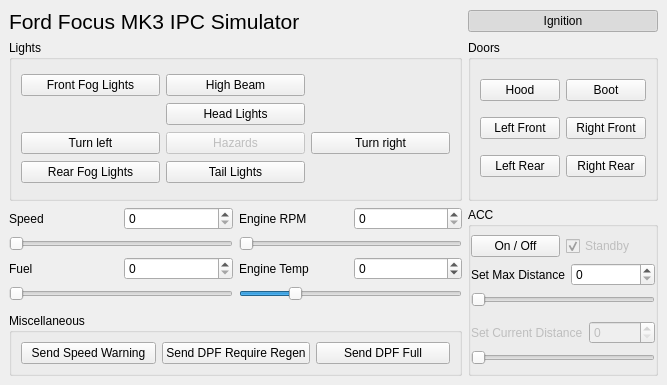
The window that formcar.ui (bigunclemax/FocusIPCCtrl) describes before a commit, drawn with Qt 5.
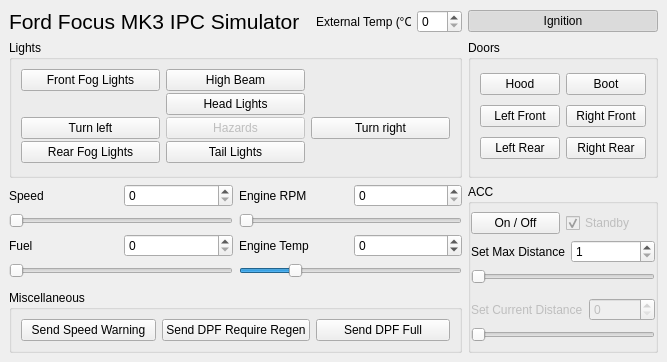
The same window after the commit.

Commit message: [fix] acc status

The edit to the form file:
```diff
--- a/formcar.ui
+++ b/formcar.ui
@@ -7,7 +7,7 @@
     <x>0</x>
     <y>0</y>
     <width>667</width>
-    <height>385</height>
+    <height>362</height>
    </rect>
   </property>
   <property name="windowTitle">
@@ -26,84 +26,252 @@
    <property name="bottomMargin">
     <number>9</number>
    </property>
-   <item row="3" column="0">
-    <layout class="QHBoxLayout" name="fuelEngineTempBox">
-     <item>
-      <layout class="QVBoxLayout" name="fuelLayout">
-       <item>
-        <layout class="QHBoxLayout" name="sub_fuelLayout">
-         <item>
-          <widget class="QLabel" name="fuelLabel">
-           <property name="text">
-            <string>Fuel</string>
-           </property>
-          </widget>
-         </item>
-         <item>
-          <widget class="QSpinBox" name="spinBox_Fuel">
-           <property name="maximum">
-            <number>100</number>
-           </property>
-          </widget>
-         </item>
-        </layout>
-       </item>
-       <item>
-        <widget class="QSlider" name="horizontalSlider_Fuel">
-         <property name="maximum">
-          <number>100</number>
-         </property>
-         <property name="singleStep">
-          <number>1</number>
-         </property>
-         <property name="orientation">
-          <enum>Qt::Horizontal</enum>
-         </property>
-        </widget>
-       </item>
-      </layout>
-     </item>
-     <item>
-      <layout class="QVBoxLayout" name="engineTempLayout">
-       <item>
-        <layout class="QHBoxLayout" name="sub_engineTempLayout">
-         <item>
-          <widget class="QLabel" name="engineTempLabel">
-           <property name="text">
-            <string>Engine Temp</string>
-           </property>
-          </widget>
-         </item>
-         <item>
-          <widget class="QSpinBox" name="spinBox_Temp">
-           <property name="minimum">
-            <number>-60</number>
-           </property>
-           <property name="maximum">
-            <number>195</number>
-           </property>
-          </widget>
-         </item>
-        </layout>
-       </item>
-       <item>
-        <widget class="QSlider" name="horizontalSlider_EngTemp">
-         <property name="minimum">
-          <number>-60</number>
-         </property>
-         <property name="maximum">
-          <number>195</number>
-         </property>
-         <property name="orientation">
-          <enum>Qt::Horizontal</enum>
-         </property>
-        </widget>
-       </item>
-      </layout>
-     </item>
-    </layout>
+   <item row="5" column="3" rowspan="4">
+    <widget class="QGroupBox" name="accBox">
+     <property name="title">
+      <string>ACC</string>
+     </property>
+     <layout class="QVBoxLayout" name="accLayout">
+      <property name="spacing">
+       <number>6</number>
+      </property>
+      <property name="leftMargin">
+       <number>0</number>
+      </property>
+      <property name="topMargin">
+       <number>0</number>
+      </property>
+      <property name="rightMargin">
+       <number>0</number>
+      </property>
+      <property name="bottomMargin">
+       <number>0</number>
+      </property>
+      <item>
+       <layout class="QVBoxLayout" name="accMaxDistanceVLayout">
+        <item>
+         <layout class="QHBoxLayout" name="accOnStandbyLayout">
+          <item>
+           <widget class="QPushButton" name="pushButton_accStatus">
+            <property name="text">
+             <string>On / Off</string>
+            </property>
+            <property name="checkable">
+             <bool>true</bool>
+            </property>
+            <property name="checked">
+             <bool>false</bool>
+            </property>
+           </widget>
+          </item>
+          <item>
+           <widget class="QCheckBox" name="checkBox_accStandby">
+            <property name="enabled">
+             <bool>false</bool>
+            </property>
+            <property name="text">
+             <string>Standby</string>
+            </property>
+            <property name="checked">
+             <bool>true</bool>
+            </property>
+           </widget>
+          </item>
+         </layout>
+        </item>
+        <item>
+         <layout class="QHBoxLayout" name="accMaxDistanceLayout">
+          <item>
+           <widget class="QLabel" name="accMaxDistanceLabel">
+            <property name="text">
+             <string>Set Max Distance</string>
+            </property>
+           </widget>
+          </item>
+          <item>
+           <widget class="QSpinBox" name="spinBox_accMaxDistance">
+            <property name="enabled">
+             <bool>true</bool>
+            </property>
+            <property name="minimum">
+             <number>1</number>
+            </property>
+            <property name="maximum">
+             <number>5</number>
+            </property>
+           </widget>
+          </item>
+         </layout>
+        </item>
+        <item>
+         <widget class="QSlider" name="horizontalSlider_accMaxDistance">
+          <property name="sizePolicy">
+           <sizepolicy hsizetype="Expanding" vsizetype="Fixed">
+            <horstretch>0</horstretch>
+            <verstretch>0</verstretch>
+           </sizepolicy>
+          </property>
+          <property name="minimumSize">
+           <size>
+            <width>0</width>
+            <height>0</height>
+           </size>
+          </property>
+          <property name="maximumSize">
+           <size>
+            <width>16777215</width>
+            <height>16777215</height>
+           </size>
+          </property>
+          <property name="whatsThis">
+           <string/>
+          </property>
+          <property name="accessibleDescription">
+           <string/>
+          </property>
+          <property name="minimum">
+           <number>1</number>
+          </property>
+          <property name="maximum">
+           <number>5</number>
+          </property>
+          <property name="pageStep">
+           <number>10</number>
+          </property>
+          <property name="value">
+           <number>1</number>
+          </property>
+          <property name="sliderPosition">
+           <number>1</number>
+          </property>
+          <property name="orientation">
+           <enum>Qt::Horizontal</enum>
+          </property>
+          <property name="tickInterval">
+           <number>0</number>
+          </property>
+         </widget>
+        </item>
+       </layout>
+      </item>
+      <item>
+       <layout class="QVBoxLayout" name="accCurrentDistanceVLayout">
+        <item>
+         <layout class="QHBoxLayout" name="accCurrentDistanceLayout">
+          <item>
+           <widget class="QLabel" name="accCurrentDistanceLabel">
+            <property name="enabled">
+             <bool>false</bool>
+            </property>
+            <property name="text">
+             <string>Set Current Distance</string>
+            </property>
+           </widget>
+          </item>
+          <item>
+           <widget class="QSpinBox" name="spinBox_accCurrentDistance">
+            <property name="enabled">
+             <bool>false</bool>
+            </property>
+            <property name="maximum">
+             <number>8</number>
+            </property>
+           </widget>
+          </item>
+         </layout>
+        </item>
+        <item>
+         <widget class="QSlider" name="horizontalSlider_accCurrentDistance">
+          <property name="enabled">
+           <bool>false</bool>
+          </property>
+          <property name="maximum">
+           <number>8</number>
+          </property>
+          <property name="pageStep">
+           <number>10</number>
+          </property>
+          <property name="sliderPosition">
+           <number>0</number>
+          </property>
+          <property name="orientation">
+           <enum>Qt::Horizontal</enum>
+          </property>
+         </widget>
+        </item>
+       </layout>
+      </item>
+     </layout>
+    </widget>
    </item>
-   <item row="2" column="0">
+   <item row="8" column="0" colspan="3">
+    <widget class="QGroupBox" name="groupBox">
+     <property name="title">
+      <string>Miscellaneous</string>
+     </property>
+     <property name="checkable">
+      <bool>false</bool>
+     </property>
+     <layout class="QHBoxLayout" name="horizontalLayout">
+      <item>
+       <widget class="QPushButton" name="pushButton_speedWarning">
+        <property name="text">
+         <string>Send Speed Warning</string>
+        </property>
+        <property name="checkable">
+         <bool>true</bool>
+        </property>
+       </widget>
+      </item>
+      <item>
+       <widget class="QPushButton" name="pushButton_dpfRegen">
+        <property name="text">
+         <string>Send DPF Require Regen</string>
+        </property>
+        <property name="checkable">
+         <bool>true</bool>
+        </property>
+       </widget>
+      </item>
+      <item>
+       <widget class="QPushButton" name="pushButton_dpfFull">
+        <property name="text">
+         <string>Send DPF Full</string>
+        </property>
+        <property name="checkable">
+         <bool>true</bool>
+        </property>
+       </widget>
+      </item>
+     </layout>
+    </widget>
+   </item>
+   <item row="1" column="1">
+    <widget class="QLabel" name="labelExternalTemp">
+     <property name="sizePolicy">
+      <sizepolicy hsizetype="Preferred" vsizetype="Preferred">
+       <horstretch>0</horstretch>
+       <verstretch>0</verstretch>
+      </sizepolicy>
+     </property>
+     <property name="minimumSize">
+      <size>
+       <width>0</width>
+       <height>0</height>
+      </size>
+     </property>
+     <property name="maximumSize">
+      <size>
+       <width>95</width>
+       <height>16777215</height>
+      </size>
+     </property>
+     <property name="text">
+      <string>External Temp (°C)</string>
+     </property>
+    </widget>
+   </item>
+   <item row="5" column="0" colspan="3">
     <layout class="QHBoxLayout" name="speedRPMBox">
      <item>
       <layout class="QVBoxLayout" name="speedLayout">
@@ -171,19 +339,7 @@
      </item>
     </layout>
    </item>
-   <item row="0" column="0">
-    <widget class="QLabel" name="title">
-     <property name="font">
-      <font>
-       <pointsize>16</pointsize>
-      </font>
-     </property>
-     <property name="text">
-      <string>Ford Focus MK3 IPC Simulator</string>
-     </property>
-    </widget>
-   </item>
-   <item row="0" column="1">
+   <item row="1" column="3">
     <layout class="QHBoxLayout" name="ignitionBox">
      <item>
       <widget class="QPushButton" name="pushButton_Ignition">
@@ -201,6 +357,95 @@
     </layout>
    </item>
    <item row="1" column="0">
+    <widget class="QLabel" name="title">
+     <property name="font">
+      <font>
+       <pointsize>16</pointsize>
+      </font>
+     </property>
+     <property name="text">
+      <string>Ford Focus MK3 IPC Simulator</string>
+     </property>
+    </widget>
+   </item>
+   <item row="6" column="0" colspan="3">
+    <layout class="QHBoxLayout" name="fuelEngineTempBox">
+     <item>
+      <layout class="QVBoxLayout" name="fuelLayout">
+       <item>
+        <layout class="QHBoxLayout" name="sub_fuelLayout">
+         <item>
+          <widget class="QLabel" name="fuelLabel">
+           <property name="text">
+            <string>Fuel</string>
+           </property>
+          </widget>
+         </item>
+         <item>
+          <widget class="QSpinBox" name="spinBox_Fuel">
+           <property name="maximum">
+            <number>100</number>
+           </property>
+          </widget>
+         </item>
+        </layout>
+       </item>
+       <item>
+        <widget class="QSlider" name="horizontalSlider_Fuel">
+         <property name="maximum">
+          <number>100</number>
+         </property>
+         <property name="singleStep">
+          <number>1</number>
+         </property>
+         <property name="orientation">
+          <enum>Qt::Horizontal</enum>
+         </property>
+        </widget>
+       </item>
+      </layout>
+     </item>
+     <item>
+      <layout class="QVBoxLayout" name="engineTempLayout">
+       <item>
+        <layout class="QHBoxLayout" name="sub_engineTempLayout">
+         <item>
+          <widget class="QLabel" name="engineTempLabel">
+           <property name="text">
+            <string>Engine Temp</string>
+           </property>
+          </widget>
+         </item>
+         <item>
+          <widget class="QSpinBox" name="spinBox_Temp">
+           <property name="minimum">
+            <number>-60</number>
+           </property>
+           <property name="maximum">
+            <number>195</number>
+           </property>
+          </widget>
+         </item>
+        </layout>
+       </item>
+       <item>
+        <widget class="QSlider" name="horizontalSlider_EngTemp">
+         <property name="minimum">
+          <number>-60</number>
+         </property>
+         <property name="maximum">
+          <number>195</number>
+         </property>
+         <property name="orientation">
+          <enum>Qt::Horizontal</enum>
+         </property>
+        </widget>
+       </item>
+      </layout>
+     </item>
+    </layout>
+   </item>
+   <item row="4" column="0" colspan="3">
     <widget class="QGroupBox" name="lightsBox">
      <property name="sizePolicy">
       <sizepolicy hsizetype="Preferred" vsizetype="Preferred">
@@ -325,7 +570,41 @@
      </layout>
     </widget>
    </item>
-   <item row="1" column="1">
+   <item row="1" column="2">
+    <widget class="QSpinBox" name="spinBox_externalTemp">
+     <property name="sizePolicy">
+      <sizepolicy hsizetype="Fixed" vsizetype="Fixed">
+       <horstretch>0</horstretch>
+       <verstretch>0</verstretch>
+      </sizepolicy>
+     </property>
+     <property name="maximumSize">
+      <size>
+       <width>45</width>
+       <height>16777215</height>
+      </size>
+     </property>
+     <property name="sizeIncrement">
+      <size>
+       <width>0</width>
+       <height>0</height>
+      </size>
+     </property>
+     <property name="baseSize">
+      <size>
+       <width>0</width>
+       <height>0</height>
+      </size>
+     </property>
+     <property name="showGroupSeparator" stdset="0">
+      <bool>true</bool>
+     </property>
+     <property name="maximum">
+      <number>64</number>
+     </property>
+    </widget>
+   </item>
+   <item row="4" column="3">
     <widget class="QGroupBox" name="doorsBox">
      <property name="enabled">
       <bool>true</bool>
@@ -397,217 +676,6 @@
      </layout>
     </widget>
    </item>
-   <item row="5" column="0">
-    <widget class="QGroupBox" name="groupBox">
-     <property name="title">
-      <string>Miscellaneous</string>
-     </property>
-     <property name="checkable">
-      <bool>false</bool>
-     </property>
-     <layout class="QHBoxLayout" name="horizontalLayout">
-      <item>
-       <widget class="QPushButton" name="pushButton_speedWarning">
-        <property name="text">
-         <string>Send Speed Warning</string>
-        </property>
-       </widget>
-      </item>
-      <item>
-       <widget class="QPushButton" name="pushButton_dpfRegen">
-        <property name="text">
-         <string>Send DPF Require Regen</string>
-        </property>
-        <property name="checkable">
-         <bool>true</bool>
-        </property>
-       </widget>
-      </item>
-      <item>
-       <widget class="QPushButton" name="pushButton_dpfFull">
-        <property name="text">
-         <string>Send DPF Full</string>
-        </property>
-        <property name="checkable">
-         <bool>true</bool>
-        </property>
-       </widget>
-      </item>
-     </layout>
-    </widget>
-   </item>
-   <item row="2" column="1" rowspan="4">
-    <widget class="QGroupBox" name="accBox">
-     <property name="title">
-      <string>ACC</string>
-     </property>
-     <layout class="QVBoxLayout" name="accLayout">
-      <property name="spacing">
-       <number>6</number>
-      </property>
-      <property name="leftMargin">
-       <number>0</number>
-      </property>
-      <property name="topMargin">
-       <number>0</number>
-      </property>
-      <property name="rightMargin">
-       <number>0</number>
-      </property>
-      <property name="bottomMargin">
-       <number>0</number>
-      </property>
-      <item>
-       <layout class="QVBoxLayout" name="accMaxDistanceVLayout">
-        <item>
-         <layout class="QHBoxLayout" name="accOnStandbyLayout">
-          <item>
-           <widget class="QPushButton" name="pushButton_accStatus">
-            <property name="text">
-             <string>On / Off</string>
-            </property>
-            <property name="checkable">
-             <bool>true</bool>
-            </property>
-            <property name="checked">
-             <bool>false</bool>
-            </property>
-           </widget>
-          </item>
-          <item>
-           <widget class="QCheckBox" name="checkBox_accStandby">
-            <property name="enabled">
-             <bool>false</bool>
-            </property>
-            <property name="text">
-             <string>Standby</string>
-            </property>
-            <property name="checked">
-             <bool>true</bool>
-            </property>
-           </widget>
-          </item>
-         </layout>
-        </item>
-        <item>
-         <layout class="QHBoxLayout" name="accMaxDistanceLayout">
-          <item>
-           <widget class="QLabel" name="accMaxDistanceLabel">
-            <property name="text">
-             <string>Set Max Distance</string>
-            </property>
-           </widget>
-          </item>
-          <item>
-           <widget class="QSpinBox" name="spinBox_accMaxDistance">
-            <property name="enabled">
-             <bool>true</bool>
-            </property>
-            <property name="maximum">
-             <number>8</number>
-            </property>
-           </widget>
-          </item>
-         </layout>
-        </item>
-        <item>
-         <widget class="QSlider" name="horizontalSlider_accMaxDistance">
-          <property name="sizePolicy">
-           <sizepolicy hsizetype="Expanding" vsizetype="Fixed">
-            <horstretch>0</horstretch>
-            <verstretch>0</verstretch>
-           </sizepolicy>
-          </property>
-          <property name="minimumSize">
-           <size>
-            <width>0</width>
-            <height>0</height>
-           </size>
-          </property>
-          <property name="maximumSize">
-           <size>
-            <width>16777215</width>
-            <height>16777215</height>
-           </size>
-          </property>
-          <property name="whatsThis">
-           <string/>
-          </property>
-          <property name="accessibleDescription">
-           <string/>
-          </property>
-          <property name="maximum">
-           <number>6</number>
-          </property>
-          <property name="pageStep">
-           <number>10</number>
-          </property>
-          <property name="value">
-           <number>0</number>
-          </property>
-          <property name="sliderPosition">
-           <number>0</number>
-          </property>
-          <property name="orientation">
-           <enum>Qt::Horizontal</enum>
-          </property>
-          <property name="tickInterval">
-           <number>0</number>
-          </property>
-         </widget>
-        </item>
-       </layout>
-      </item>
-      <item>
-       <layout class="QVBoxLayout" name="accCurrentDistanceVLayout">
-        <item>
-         <layout class="QHBoxLayout" name="accCurrentDistanceLayout">
-          <item>
-           <widget class="QLabel" name="accCurrentDistanceLabel">
-            <property name="enabled">
-             <bool>false</bool>
-            </property>
-            <property name="text">
-             <string>Set Current Distance</string>
-            </property>
-           </widget>
-          </item>
-          <item>
-           <widget class="QSpinBox" name="spinBox_accCurrentDistance">
-            <property name="enabled">
-             <bool>false</bool>
-            </property>
-            <property name="maximum">
-             <number>8</number>
-            </property>
-           </widget>
-          </item>
-         </layout>
-        </item>
-        <item>
-         <widget class="QSlider" name="horizontalSlider_accCurrentDistance">
-          <property name="enabled">
-           <bool>false</bool>
-          </property>
-          <property name="maximum">
-           <number>8</number>
-          </property>
-          <property name="pageStep">
-           <number>10</number>
-          </property>
-          <property name="sliderPosition">
-           <number>0</number>
-          </property>
-          <property name="orientation">
-           <enum>Qt::Horizontal</enum>
-          </property>
-         </widget>
-        </item>
-       </layout>
-      </item>
-     </layout>
-    </widget>
-   </item>
   </layout>
  </widget>
  <resources/>
```
Left out of the diff: 134 changed lines with no effect on the pictures. The commit also changes 3 other files.
